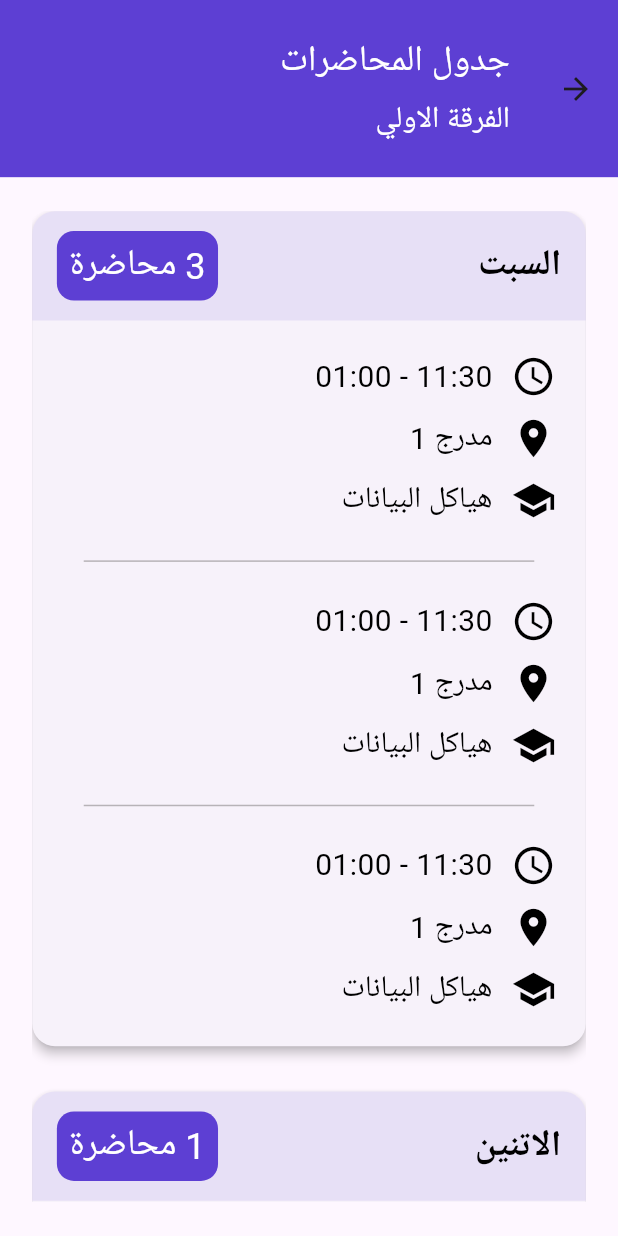
After one commit to Fouad-prog-code/my_guide, a Flutter app: the StudentScreen screen opened by its route, on a phone screen of 412 x 824 dp. The commit adds this screen. Run offline on Flutter 3.47's test engine with Material 3 defaults, Android fonts, the phone set to English and light mode, and no system bars; our stand-ins replace flutter_screenutil, google_fonts; Roboto replaces fonts that are missing (Cairo).

Commit message:
create student Screen

```diff
--- a/lib/core/utils/app_routes.dart
+++ b/lib/core/utils/app_routes.dart
@@ -1,3 +1,6 @@
 class AppRoutes {
   static String loginRoute = 'login_route';
+  static String studentRoute = 'student_route';
+  static String doctorRoute = 'doctor_route';
+  static String managerRoute = 'manager_route';
 }
--- a/lib/core/utils/app_styles.dart
+++ b/lib/core/utils/app_styles.dart
@@ -9,9 +9,45 @@ class AppStyles {
     fontWeight: FontWeight.w400, // regural
   );
 
+  static TextStyle regural24White = GoogleFonts.cairo(
+    color: AppColors.whiteColor,
+    fontSize: 24,
+    fontWeight: FontWeight.w400, // regural
+  );
+
+  static TextStyle regural14White = GoogleFonts.cairo(
+    color: AppColors.whiteColor,
+    fontSize: 24,
+    fontWeight: FontWeight.w400, // regural
+  );
+
+  static TextStyle regural24Black = GoogleFonts.cairo(
+    color: AppColors.blackColor,
+    fontSize: 24,
+    fontWeight: FontWeight.w400, // regural
+  );
+
+  static TextStyle regural20Black = GoogleFonts.cairo(
+    color: AppColors.blackColor,
+    fontSize: 20,
+    fontWeight: FontWeight.w400, // regural
+  );
+
+  static TextStyle regural20White = GoogleFonts.cairo(
+    color: AppColors.whiteColor,
+    fontSize: 20,
+    fontWeight: FontWeight.w400, // regural
+  );
+
   static TextStyle blod36White = GoogleFonts.lisuBosa(
     color: AppColors.whiteColor,
     fontSize: 36,
+    fontWeight: FontWeight.bold, // regural
+  );
+
+  static TextStyle blod20Black = GoogleFonts.lisuBosa(
+    color: AppColors.blackColor,
+    fontSize: 20,
     fontWeight: FontWeight.bold, // regural
   );
 
--- a/lib/features/ui/auth/login/login_screen.dart
+++ b/lib/features/ui/auth/login/login_screen.dart
@@ -2,6 +2,7 @@ import 'package:flutter/material.dart';
 import 'package:flutter_screenutil/flutter_screenutil.dart';
 import 'package:my_guide/core/utils/app_assets.dart';
 import 'package:my_guide/core/utils/app_colors.dart';
+import 'package:my_guide/core/utils/app_routes.dart';
 import 'package:my_guide/core/utils/app_styles.dart';
 import 'package:my_guide/core/utils/validators.dart';
 import 'package:my_guide/features/ui/widgets/custom_elevated_button.dart';
@@ -59,7 +60,12 @@ class LoginScreen extends StatelessWidget {
                 CustomElevatedButton(
                   text: 'Log in',
                   onPressed: () {
-                    if (formKey.currentState!.validate()) {}
+                    if (formKey.currentState!.validate()) {
+                      Navigator.pushReplacementNamed(
+                        context,
+                        AppRoutes.studentRoute,
+                      );
+                    }
                   },
                 ),
               ],
--- /dev/null
+++ b/lib/features/ui/screens/student/student_screen.dart
@@ -0,0 +1,43 @@
+import 'package:flutter/material.dart';
+import 'package:flutter_screenutil/flutter_screenutil.dart';
+import 'package:my_guide/core/utils/app_colors.dart';
+import 'package:my_guide/core/utils/app_styles.dart';
+import 'package:my_guide/features/ui/widgets/schedule_day_widget.dart';
+
+class StudentScreen extends StatelessWidget {
+  const StudentScreen({super.key});
+
+  @override
+  Widget build(BuildContext context) {
+    return Directionality(
+      textDirection: TextDirection.rtl,
+      child: Scaffold(
+        appBar: AppBar(
+          toolbarHeight: 125.h,
+          backgroundColor: AppColors.primaryColor,
+          title: Column(
+            crossAxisAlignment: CrossAxisAlignment.start,
+            children: [
+              Text('جدول المحاضرات', style: AppStyles.regural24White),
+              SizedBox(height: 11.h),
+              Text('الفرقة الاولي', style: AppStyles.regural20White),
+            ],
+          ),
+        ),
+        body: Padding(
+          padding: EdgeInsets.symmetric(horizontal: 21.w, vertical: 24.h),
+          child: SingleChildScrollView(
+            child: Column(
+              // crossAxisAlignment: CrossAxisAlignment.end,
+              children: [
+                ScheduleDayWidget(day: 'السبت', numOfLectures: 3),
+                ScheduleDayWidget(day: 'الاتنين', numOfLectures: 1),
+                ScheduleDayWidget(day: 'الاربعاء', numOfLectures: 2),
+              ],
+            ),
+          ),
+        ),
+      ),
+    );
+  }
+}
--- a/lib/features/ui/widgets/custom_text_form_field.dart
+++ b/lib/features/ui/widgets/custom_text_form_field.dart
@@ -50,7 +50,7 @@ class CustomTextFormField extends StatelessWidget {
           },
           keyboardType: textType,
           obscureText: obscureText,
-          obscuringCharacter: '*',
+          // obscuringCharacter: '*',
           controller: controller,
           style: AppStyles.bold24Black,
           decoration: InputDecoration(
--- /dev/null
+++ b/lib/features/ui/widgets/icon_text_row_widget.dart
@@ -0,0 +1,23 @@
+import 'package:flutter/material.dart';
+import 'package:flutter_screenutil/flutter_screenutil.dart';
+import 'package:my_guide/core/utils/app_colors.dart';
+import 'package:my_guide/core/utils/app_styles.dart';
+
+class IconTextRowWidget extends StatelessWidget {
+  const IconTextRowWidget({super.key, required this.icon, required this.text});
+  final IconData icon;
+  final String text;
+  @override
+  Widget build(BuildContext context) {
+    return Padding(
+      padding: EdgeInsets.symmetric(horizontal: 8.h),
+      child: Row(
+        children: [
+          Icon(icon, size: 30, color: AppColors.blackColor),
+          SizedBox(width: 12.w),
+          Text(text, style: AppStyles.regural20Black),
+        ],
+      ),
+    );
+  }
+}
--- /dev/null
+++ b/lib/features/ui/widgets/lecture_info_widget.dart
@@ -0,0 +1,23 @@
+import 'package:flutter/material.dart';
+import 'package:flutter_screenutil/flutter_screenutil.dart';
+import 'package:my_guide/features/ui/widgets/icon_text_row_widget.dart';
+
+class LectureInfoWidget extends StatelessWidget {
+  const LectureInfoWidget({super.key});
+
+  @override
+  Widget build(BuildContext context) {
+    return Padding(
+      padding: EdgeInsets.symmetric(vertical: 16.h),
+      child: Column(
+        children: [
+          IconTextRowWidget(icon: Icons.access_time, text: '11:30 - 01:00'),
+          SizedBox(height: 12.h),
+          IconTextRowWidget(icon: Icons.place, text: 'مدرج 1'),
+          SizedBox(height: 12.h),
+          IconTextRowWidget(icon: Icons.school, text: 'هياكل البيانات'),
+        ],
+      ),
+    );
+  }
+}
--- /dev/null
+++ b/lib/features/ui/widgets/schedule_day_widget.dart
@@ -0,0 +1,80 @@
+import 'package:flutter/material.dart';
+import 'package:flutter_screenutil/flutter_screenutil.dart';
+import 'package:my_guide/core/utils/app_colors.dart';
+import 'package:my_guide/core/utils/app_styles.dart';
+import 'package:my_guide/features/ui/widgets/lecture_info_widget.dart';
+
+class ScheduleDayWidget extends StatelessWidget {
+  const ScheduleDayWidget({
+    super.key,
+    required this.day,
+    required this.numOfLectures,
+  });
+
+  final String day;
+  final int numOfLectures;
+
+  @override
+  Widget build(BuildContext context) {
+    return Card(
+      margin: EdgeInsets.only(bottom: 32.h),
+      elevation: 3,
+      shape: RoundedRectangleBorder(borderRadius: BorderRadius.circular(16.r)),
+      child: Column(
+        children: [
+          Container(
+            padding: EdgeInsets.symmetric(horizontal: 16.w, vertical: 14.h),
+            decoration: BoxDecoration(
+              color: AppColors.primaryColor.withOpacity(0.1),
+              borderRadius: BorderRadius.only(
+                topLeft: Radius.circular(16.r),
+                topRight: Radius.circular(16.r),
+              ),
+            ),
+            child: Row(
+              mainAxisAlignment: MainAxisAlignment.spaceBetween,
+              children: [
+                Text(day, style: AppStyles.bold24Black),
+                Container(
+                  padding: EdgeInsets.symmetric(horizontal: 8.w, vertical: 6.h),
+                  decoration: BoxDecoration(
+                    color: AppColors.primaryColor,
+                    borderRadius: BorderRadius.circular(12.r),
+                  ),
+                  child: Text(
+                    '$numOfLectures محاضرة',
+                    style: AppStyles.regural14White,
+                  ),
+                ),
+              ],
+            ),
+          ),
+
+          Padding(
+            padding: EdgeInsets.symmetric(horizontal: 12.w, vertical: 8.h),
+            child: ListView.builder(
+              shrinkWrap: true,
+              physics: NeverScrollableScrollPhysics(),
+              itemCount: numOfLectures,
+              itemBuilder: (context, index) {
+                return Column(
+                  children: [
+                    if (index != 0)
+                      Divider(
+                        height: 20,
+                        thickness: 1,
+                        color: AppColors.darkGrayColor,
+                        indent: 22,
+                        endIndent: 22,
+                      ),
+                    LectureInfoWidget(),
+                  ],
+                );
+              },
+            ),
+          ),
+        ],
+      ),
+    );
+  }
+}
--- a/lib/main.dart
+++ b/lib/main.dart
@@ -2,6 +2,7 @@ import 'package:flutter/material.dart';
 import 'package:flutter_screenutil/flutter_screenutil.dart';
 import 'package:my_guide/core/utils/app_routes.dart';
 import 'package:my_guide/features/ui/auth/login/login_screen.dart';
+import 'package:my_guide/features/ui/screens/student/student_screen.dart';
 
 void main() {
   runApp(const MyApp());
@@ -17,7 +18,11 @@ class MyApp extends StatelessWidget {
       builder: (context, child) => MaterialApp(
         debugShowCheckedModeBanner: false,
         initialRoute: AppRoutes.loginRoute,
-        routes: {AppRoutes.loginRoute: (context) => LoginScreen()},
+        locale: Locale('ar'),
+        routes: {
+          AppRoutes.loginRoute: (context) => LoginScreen(),
+          AppRoutes.studentRoute: (context) => StudentScreen(),
+        },
       ),
     );
   }
```
